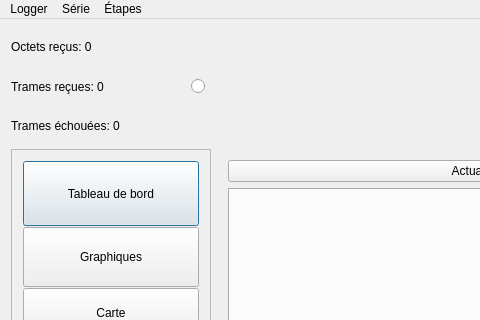
Qt form FenPrincipale.ui (mjc-ermont/Cookie-Logger) before a commit; both pictures show x 0 to 480 and y 0 to 320 of the 750 by 722 pixel window.
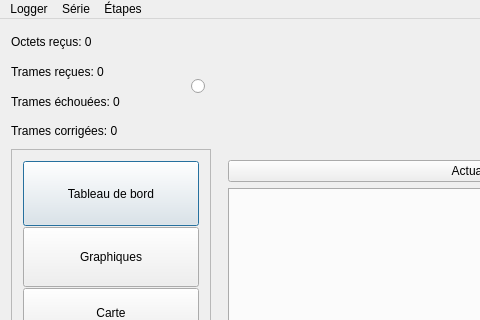
The same form after that commit. Icons and pictures are not drawn. Custom widgets are drawn as their Qt base class.

Patch:
```diff
--- a/FenPrincipale.ui
+++ b/FenPrincipale.ui
@@ -577,6 +577,13 @@
             </property>
            </widget>
           </item>
+          <item>
+           <widget class="QLabel" name="stats_trames_corrigees">
+            <property name="text">
+             <string>Trames corrigées: 0</string>
+            </property>
+           </widget>
+          </item>
          </layout>
         </item>
         <item>
```
Left out of the diff: 6 changed lines with no effect on the pictures.
